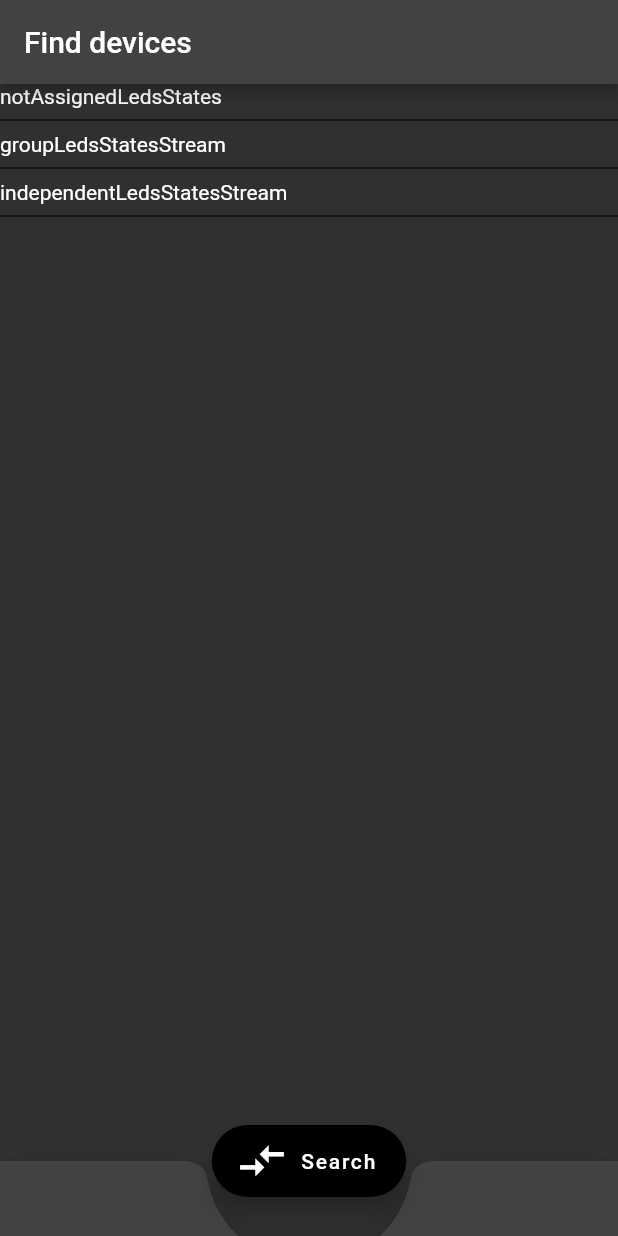
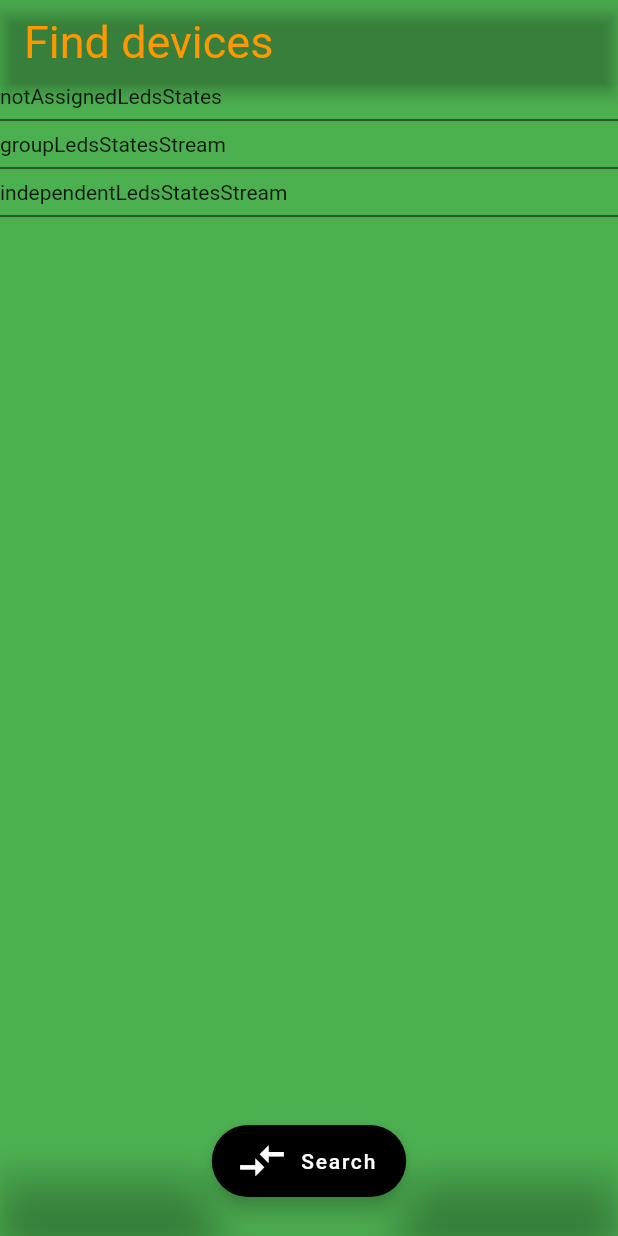
Before and after one commit to ghost000/rainbow_leds, a Flutter app: the screen it shows after launch, on a phone screen of 412 x 824 dp. Run offline on Flutter 3.47's test engine with Material 2 defaults, Android fonts, the phone set to English and light mode, and no system bars; our stand-ins replace bloc, equatable, flutter_bloc, flutter_blue, logger, rxdart; missing offline and left inert: flutter_circle_color_picker.

Commit message:
UI first changes

```diff
--- a/lib/bloc/bl_devices_bloc_bloc.dart
+++ b/lib/bloc/bl_devices_bloc_bloc.dart
@@ -90,6 +90,7 @@ class BlDevicesBlocBloc extends Bloc<BlDevicesBlocEvent, BlDevicesBlocState> {
                   .isEmpty) {
             var tempLedState = LedState(
                 name: scanResult.device.id.id,
+                secondName: scanResult.device.name,
                 active: false,
                 color: const Color(0xFF000000),
                 degree: 0,
--- a/lib/bloc/led_state.dart
+++ b/lib/bloc/led_state.dart
@@ -27,6 +27,7 @@ enum States {
 
 class LedState {
   String name = "";
+  String secondName = "";
   Color color = const Color(0xFF000000);
   States state = States.empty;
   LightManager lightManager = LightManager();
@@ -35,11 +36,13 @@ class LedState {
 
   LedState(
       {String name = "",
+      String secondName = "",
       Color color = const Color(0xFF000000),
       States state = States.empty,
       int degree = 0,
       bool active = false})
       : name = name,
+        secondName = secondName,
         color = color,
         degree = degree,
         state = state,
--- a/lib/main.dart
+++ b/lib/main.dart
@@ -8,6 +8,8 @@ import 'screens/control_panel_independent_and_group_screen.dart';
 import 'screens/control_panel_independent_screen.dart';
 import 'screens/find_devices_screen.dart';
 import 'screens/scenario_screen.dart';
+import 'package:flutter/services.dart';
+//import 'package:google_fonts/google_fonts.dart';
 
 void main() {
   BlocOverrides.runZoned(
@@ -36,17 +38,27 @@ class RainbowLedsApp extends StatefulWidget {
 class _RainbowLedsApp extends State<RainbowLedsApp> {
   @override
   Widget build(BuildContext context) {
+    SystemChrome.setEnabledSystemUIMode(SystemUiMode.immersive);
     return MaterialApp(
       title: 'just light',
       debugShowCheckedModeBanner: false,
       theme: ThemeData(
-        brightness: Brightness.light,
-        visualDensity: VisualDensity.adaptivePlatformDensity,
-      ),
-      darkTheme: ThemeData(
-        brightness: Brightness.dark,
-      ),
-      themeMode: ThemeMode.dark,
+          brightness: Brightness.light,
+          visualDensity: VisualDensity.adaptivePlatformDensity,
+          bottomAppBarColor: Colors.transparent,
+          // textTheme: GoogleFonts.robotoTextTheme(
+          //   Theme.of(context).textTheme,
+          // ),
+          appBarTheme: AppBarTheme(
+            titleTextStyle: TextStyle(
+              color: Colors.orange,
+              fontSize: 30,
+              //fontStyle: GoogleFonts.s,
+              //fontFamily: 'RaleWay'
+            ),
+            color: Colors.transparent,
+          ),
+          scaffoldBackgroundColor: Colors.green),
       routes: {
         '/': (context) => FindDevicesScreen(),
         '/BluetoothOffScreen': (context) =>
--- a/lib/screens/find_devices_screen.dart
+++ b/lib/screens/find_devices_screen.dart
@@ -113,14 +113,15 @@ Widget buildScanResultsColumn(Set<LedState>? scanResults,
 
 Widget buildTextAndButtons(
     LedState scanResult, LedStateEnum ledStateEnum, BuildContext context) {
-  final name = scanResult.name.toString();
   return Column(children: <Widget>[
     Row(
       mainAxisAlignment: MainAxisAlignment.center,
       children: <Widget>[
         Align(
           alignment: FractionalOffset.topLeft,
-          child: Text(name),
+          child: Text(scanResult.secondName.toString() +
+              " : " +
+              scanResult.name.toString()),
         )
       ],
     ),
--- a/pubspec.yaml
+++ b/pubspec.yaml
@@ -29,6 +29,7 @@ dependencies:
   equatable: ^2.0.3
   flutter_circle_color_picker: ^0.3.0
   #reflectable: any
+  #google_fonts: ^2.1.0
 
   # The following adds the Cupertino Icons font to your application.
   # Use with the CupertinoIcons class for iOS style icons.
```
Also changed, not shown: 1 other file.
